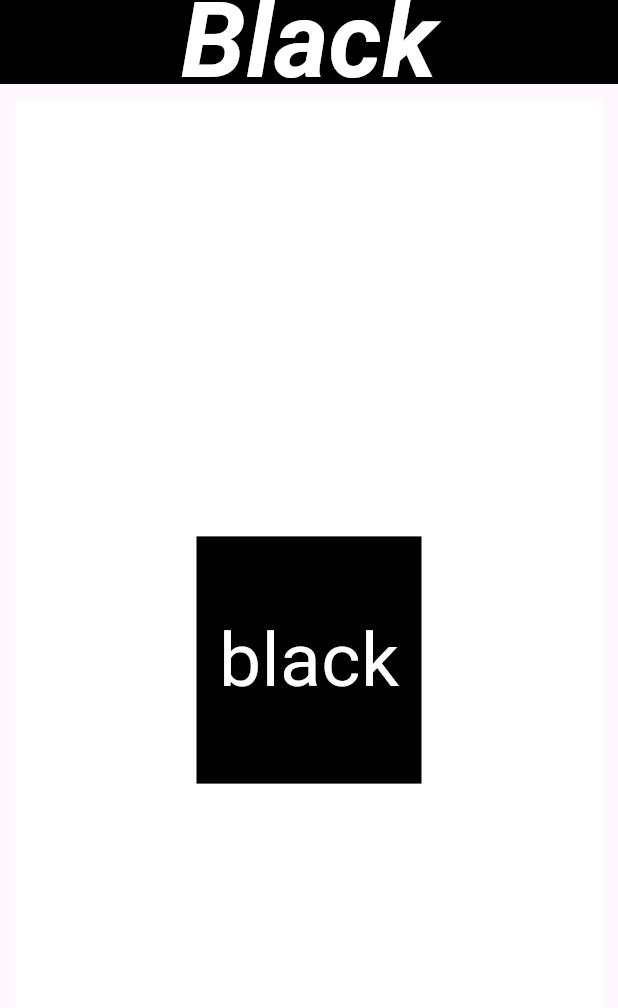
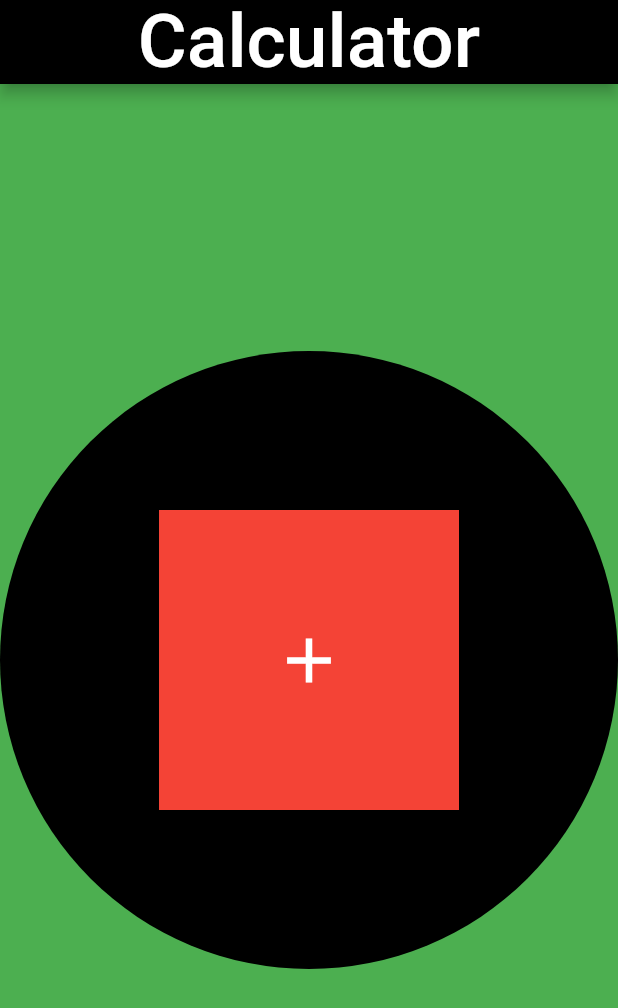
Before and after one commit to Abhiinav7/flutter_sample, a Flutter app: the screen it shows after launch, on a phone screen of 412 x 824 dp. Shown: the top 1008 px of the screen. Run offline on Flutter 3.47's test engine with Material 2 defaults, Android fonts, the phone set to English and light mode, and no system bars.

Commit message:
3rd commit

```diff
--- a/lib/homepage.dart
+++ b/lib/homepage.dart
@@ -9,45 +9,44 @@ class MyHome extends StatefulWidget {
 class _MyHomeState extends State<MyHome> {
   @override
   Widget build(BuildContext context) {
-    return Scaffold(
-      appBar: AppBar(
+    return  Scaffold(
+      backgroundColor: Colors.lightBlue,
+      appBar:AppBar(
+
         centerTitle: true,
         backgroundColor: Colors.black,
-        title: Text(
-          "Black",
-          style: TextStyle(
-            fontSize: 70,
-            fontStyle: FontStyle.italic,
-            fontWeight: FontWeight.bold,
-            color: Colors.white
+        title: const Text("Calculator",
+        style: TextStyle(
+            color: Colors.white,
+          fontSize: 50,
+        ),
+        ),
+      ) ,
+      body: Container(
 
+        height: MediaQuery.of(context).size.height,
+        width: MediaQuery.of(context).size.width,
+        color: Colors.green,
+        child: Container(
+
+          decoration: const BoxDecoration(
+            color: Colors.black,
+            shape: BoxShape.circle
           ),
-        ),
-      ),
-body: Container(
-  alignment: Alignment.center,
-
-  margin: EdgeInsets.all(10),
-  height: MediaQuery.of(context).size.height,
-  width: MediaQuery.of(context).size.width,
-  color: Colors.white,
-      child: Container(
-        height: MediaQuery.of(context).size.height * 0.20,
-        width: 150,
-        color: Colors.black,
-        //alignment: Alignment.center,
-        child: Center(
-          child: Text(
-            "black",
-            style: TextStyle(
-              color: Colors.white,
-              fontSize: 50
-
+          child:Center(
+            child: Container(
+              width: 200,
+              height: 200,
+              color: Colors.red,
+              child: const Icon(
+                Icons.add,
+                color: Colors.white,
+                size: 50,
+              ),
             ),
           ),
         ),
-  )
-  ),
-);
+    ),
+    );
   }
 }
--- a/lib/main.dart
+++ b/lib/main.dart
@@ -1,26 +1,21 @@
 import 'package:flutter/material.dart';
 
-
 import 'homepage.dart';
-
-void main() {
+void main(){
   runApp(const MyApp());
 }
-
 class MyApp extends StatelessWidget {
   const MyApp({super.key});
 
-  // This widget is the root of your application.
   @override
   Widget build(BuildContext context) {
-    return MaterialApp(
-      title: 'Flutter Demo',
+    return  MaterialApp(
+      title: "demo app",
       theme: ThemeData(
-        colorScheme: ColorScheme.fromSeed(seedColor: Colors.deepPurple),
-        useMaterial3: true,
+        primarySwatch: Colors.lightBlue
       ),
       debugShowCheckedModeBanner: false,
-      home: const MyHome(),
+      home: const MyHome()
     );
   }
 }
```
